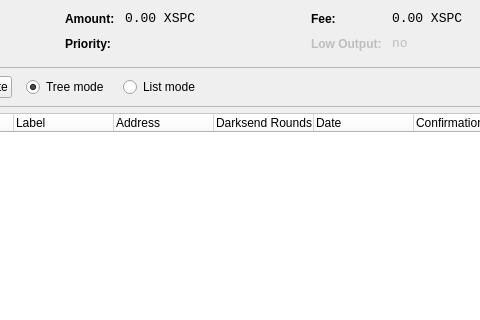
Old version of the form src/qt/forms/coincontroldialog.ui in the repository SpectreSecurityCoin/SpectreSecurityCoin; both pictures show x 198 to 678 and y 0 to 320 of the 1000 by 500 pixel window.
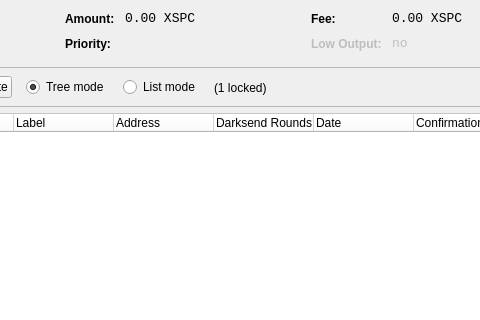
New version of the form. Custom widgets are drawn as their Qt base class.

Diff of the .ui file:
```diff
--- a/src/qt/forms/coincontroldialog.ui
+++ b/src/qt/forms/coincontroldialog.ui
@@ -441,6 +441,13 @@
          </property>
         </widget>
        </item>
+        <item>
+         <widget class="QLabel" name="labelLocked">
+          <property name="text">
+           <string>(1 locked)</string>
+          </property>
+         </widget>
+        </item>
        <item>
         <spacer name="horizontalSpacer">
          <property name="orientation">
```
Lines whose indentation alone changed are shown as unchanged.
